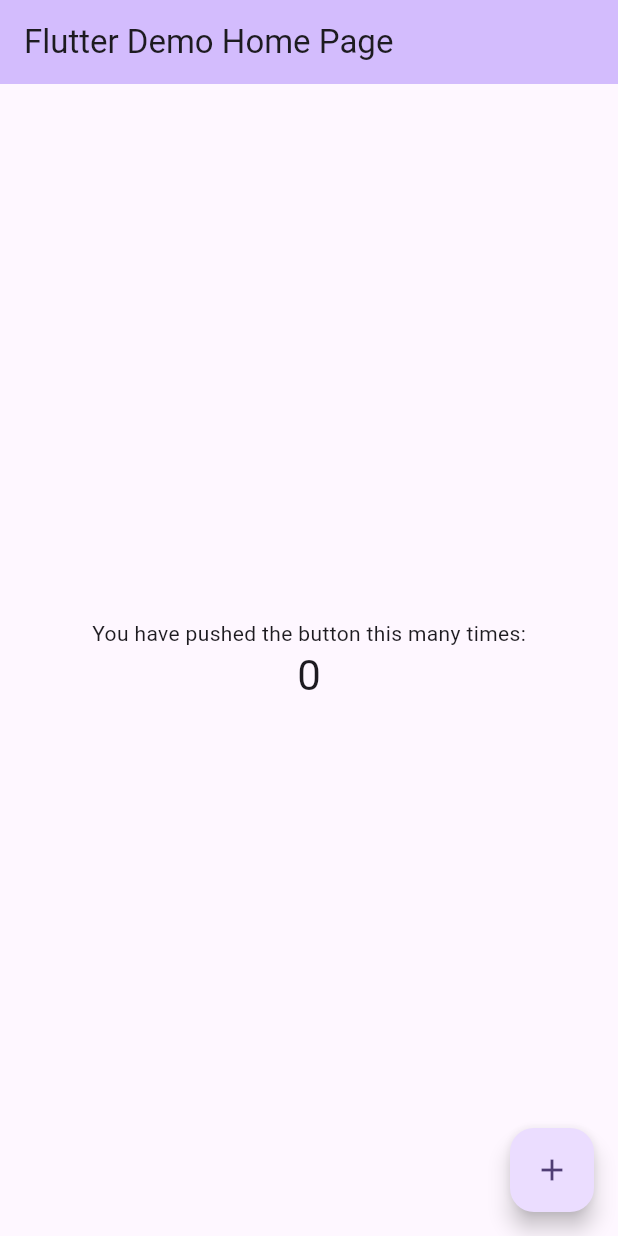
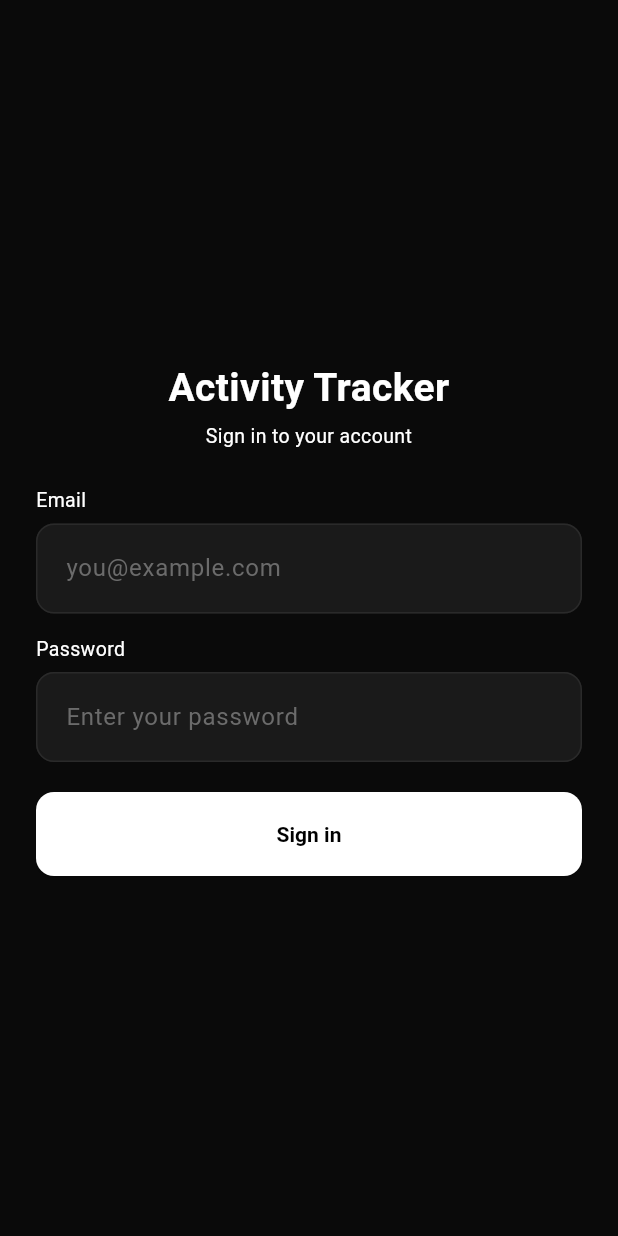
Before and after one commit to Uassist-ME/activity-tracker, a Flutter app: the screen it shows after launch, on a phone screen of 412 x 824 dp. Run offline on Flutter 3.47's test engine with Material 3 defaults, Android fonts, the phone set to English and light mode, and no system bars; our stand-ins replace shared_preferences.

Commit message:
feat: add auth feature with login screen and token storage
Co-Authored-By: Claude Opus 4.7 (1M context) <noreply@anthropic.com>

```diff
--- /dev/null
+++ b/lib/core/theme/app_theme.dart
@@ -0,0 +1,74 @@
+import 'package:flutter/material.dart';
+
+class AppTheme {
+  static const _background = Color(0xFF0A0A0A);
+  static const _surface = Color(0xFF1A1A1A);
+  static const _border = Color(0xFF2A2A2A);
+  static const _hint = Color(0xFF6B6B6B);
+  static const _muted = Color(0xFFA0A0A0);
+
+  static Color get background => _background;
+  static Color get surface => _surface;
+  static Color get muted => _muted;
+
+  static ThemeData get dark {
+    const radius = 12.0;
+    final borderSide = const BorderSide(color: _border);
+
+    return ThemeData(
+      useMaterial3: true,
+      brightness: Brightness.dark,
+      scaffoldBackgroundColor: _background,
+      colorScheme: const ColorScheme.dark(
+        surface: _background,
+        primary: Colors.white,
+        onPrimary: Colors.black,
+      ),
+      textTheme: const TextTheme(
+        displayMedium: TextStyle(
+          color: Colors.white,
+          fontSize: 36,
+          fontWeight: FontWeight.w700,
+        ),
+        titleMedium: TextStyle(color: _muted, fontSize: 16),
+        labelLarge: TextStyle(
+          color: Colors.white,
+          fontSize: 16,
+          fontWeight: FontWeight.w500,
+        ),
+      ),
+      inputDecorationTheme: InputDecorationTheme(
+        filled: true,
+        fillColor: _surface,
+        hintStyle: const TextStyle(color: _hint),
+        contentPadding: const EdgeInsets.symmetric(
+          horizontal: 16,
+          vertical: 18,
+        ),
+        border: OutlineInputBorder(
+          borderRadius: BorderRadius.circular(radius),
+          borderSide: borderSide,
+        ),
+        enabledBorder: OutlineInputBorder(
+          borderRadius: BorderRadius.circular(radius),
+          borderSide: borderSide,
+        ),
+        focusedBorder: OutlineInputBorder(
+          borderRadius: BorderRadius.circular(radius),
+          borderSide: const BorderSide(color: Colors.white54),
+        ),
+      ),
+      elevatedButtonTheme: ElevatedButtonThemeData(
+        style: ElevatedButton.styleFrom(
+          backgroundColor: Colors.white,
+          foregroundColor: Colors.black,
+          minimumSize: const Size.fromHeight(56),
+          textStyle: const TextStyle(fontSize: 16, fontWeight: FontWeight.w600),
+          shape: RoundedRectangleBorder(
+            borderRadius: BorderRadius.circular(radius),
+          ),
+        ),
+      ),
+    );
+  }
+}
--- /dev/null
+++ b/lib/features/auth/data/auth_api.dart
@@ -0,0 +1,70 @@
+import 'dart:convert';
+
+import 'package:http/http.dart' as http;
+
+import 'package:activity_tracker/core/config/env.dart';
+
+sealed class LoginResult {
+  const LoginResult();
+}
+
+class LoginSuccess extends LoginResult {
+  final String token;
+  const LoginSuccess(this.token);
+}
+
+class LoginInvalidCredentials extends LoginResult {
+  const LoginInvalidCredentials();
+}
+
+class LoginError extends LoginResult {
+  final String message;
+  const LoginError(this.message);
+}
+
+class AuthApi {
+  final http.Client _client;
+
+  AuthApi({http.Client? client}) : _client = client ?? http.Client();
+
+  Future<LoginResult> login({
+    required String email,
+    required String password,
+  }) async {
+    final uri = Uri.parse('${Env.apiUrl}/auth/login');
+
+    try {
+      final response = await _client.post(
+        uri,
+        headers: const {'Content-Type': 'application/json'},
+        body: jsonEncode({'email': email, 'password': password}),
+      );
+
+      if (response.statusCode == 200) {
+        final token = _extractToken(response.body);
+        return LoginSuccess(token);
+      }
+
+      if (response.statusCode == 401) {
+        return const LoginInvalidCredentials();
+      }
+
+      return LoginError('Server returned ${response.statusCode}');
+    } catch (e) {
+      return LoginError(e.toString());
+    }
+  }
+
+  String _extractToken(String body) {
+    try {
+      final decoded = jsonDecode(body);
+      if (decoded is Map<String, dynamic>) {
+        final candidate = decoded['token'] ?? decoded['access_token'];
+        if (candidate is String && candidate.isNotEmpty) return candidate;
+      }
+    } catch (_) {
+      // fall through — keep raw body as placeholder token
+    }
+    return body;
+  }
+}
--- /dev/null
+++ b/lib/features/auth/data/auth_storage.dart
@@ -0,0 +1,20 @@
+import 'package:shared_preferences/shared_preferences.dart';
+
+class AuthStorage {
+  static const _tokenKey = 'auth_token';
+
+  Future<void> saveToken(String token) async {
+    final prefs = await SharedPreferences.getInstance();
+    await prefs.setString(_tokenKey, token);
+  }
+
+  Future<String?> getToken() async {
+    final prefs = await SharedPreferences.getInstance();
+    return prefs.getString(_tokenKey);
+  }
+
+  Future<void> clearToken() async {
+    final prefs = await SharedPreferences.getInstance();
+    await prefs.remove(_tokenKey);
+  }
+}
--- /dev/null
+++ b/lib/features/auth/presentation/login_screen.dart
@@ -0,0 +1,143 @@
+import 'package:flutter/material.dart';
+
+import 'package:activity_tracker/features/auth/data/auth_api.dart';
+import 'package:activity_tracker/features/auth/data/auth_storage.dart';
+import 'package:activity_tracker/features/tracker/presentation/tracker_screen.dart';
+
+class LoginScreen extends StatefulWidget {
+  const LoginScreen({super.key});
+
+  @override
+  State<LoginScreen> createState() => _LoginScreenState();
+}
+
+class _LoginScreenState extends State<LoginScreen> {
+  final _email = TextEditingController();
+  final _password = TextEditingController();
+  final _auth = AuthApi();
+  final _storage = AuthStorage();
+
+  String? _errorText;
+  bool _loading = false;
+
+  @override
+  void dispose() {
+    _email.dispose();
+    _password.dispose();
+    super.dispose();
+  }
+
+  Future<void> _submit() async {
+    if (_loading) return;
+
+    setState(() {
+      _loading = true;
+      _errorText = null;
+    });
+
+    final result = await _auth.login(
+      email: _email.text.trim(),
+      password: _password.text,
+    );
+
+    if (!mounted) return;
+
+    switch (result) {
+      case LoginSuccess(:final token):
+        await _storage.saveToken(token);
+        if (!mounted) return;
+        Navigator.of(context).pushReplacement(
+          MaterialPageRoute(builder: (_) => const TrackerScreen()),
+        );
+      case LoginInvalidCredentials():
+        setState(() {
+          _loading = false;
+          _errorText = 'Invalid credentials';
+        });
+      case LoginError():
+        setState(() {
+          _loading = false;
+          _errorText = 'Something went wrong. Try again.';
+        });
+    }
+  }
+
+  @override
+  Widget build(BuildContext context) {
+    return Scaffold(
+      body: Center(
+        child: SingleChildScrollView(
+          padding: const EdgeInsets.symmetric(vertical: 24),
+          child: Padding(
+            padding: const EdgeInsets.symmetric(horizontal: 24),
+            child: Column(
+              mainAxisSize: MainAxisSize.min,
+              crossAxisAlignment: CrossAxisAlignment.stretch,
+              children: [
+                const Text(
+                  'Activity Tracker',
+                  textAlign: TextAlign.center,
+                  style: TextStyle(fontSize: 26, fontWeight: FontWeight.w700),
+                ),
+                const SizedBox(height: 4),
+                const Text(
+                  'Sign in to your account',
+                  textAlign: TextAlign.center,
+                  style: TextStyle(fontSize: 13),
+                ),
+                const SizedBox(height: 24),
+                const Text('Email', style: TextStyle(fontSize: 13)),
+                const SizedBox(height: 6),
+                TextField(
+                  controller: _email,
+                  enabled: !_loading,
+                  keyboardType: TextInputType.emailAddress,
+                  textInputAction: TextInputAction.next,
+                  autofillHints: const [AutofillHints.email],
+                  decoration: const InputDecoration(
+                    hintText: 'you@example.com',
+                  ),
+                ),
+                const SizedBox(height: 14),
+                const Text('Password', style: TextStyle(fontSize: 13)),
+                const SizedBox(height: 6),
+                TextField(
+                  controller: _password,
+                  enabled: !_loading,
+                  obscureText: true,
+                  textInputAction: TextInputAction.done,
+                  autofillHints: const [AutofillHints.password],
+                  onSubmitted: (_) => _submit(),
+                  decoration: const InputDecoration(
+                    hintText: 'Enter your password',
+                  ),
+                ),
+                if (_errorText != null) ...[
+                  const SizedBox(height: 16),
+                  Text(
+                    _errorText!,
+                    style: const TextStyle(color: Colors.redAccent),
+                  ),
+                ],
+                const SizedBox(height: 20),
+                ElevatedButton(
+                  onPressed: _loading ? null : _submit,
+                  child: _loading
+                      ? const SizedBox(
+                          height: 16,
+                          width: 16,
+                          child: CircularProgressIndicator(
+                            strokeWidth: 2,
+                            color: Colors.black,
+                          ),
+                        )
+                      : const Text('Sign in', style: TextStyle(fontSize: 14)),
+                ),
+              ],
+            ),
+          ),
+        ),
+      ),
+    );
+  }
+}
--- a/lib/main.dart
+++ b/lib/main.dart
@@ -1,121 +1,50 @@
 import 'package:flutter/material.dart';
 
+import 'package:activity_tracker/core/theme/app_theme.dart';
+import 'package:activity_tracker/features/auth/data/auth_storage.dart';
+import 'package:activity_tracker/features/auth/presentation/login_screen.dart';
+import 'package:activity_tracker/features/tracker/presentation/tracker_screen.dart';
+
 void main() {
-  runApp(const MyApp());
+  WidgetsFlutterBinding.ensureInitialized();
+  runApp(const ActivityTrackerApp());
 }
 
-class MyApp extends StatelessWidget {
-  const MyApp({super.key});
+class ActivityTrackerApp extends StatefulWidget {
+  const ActivityTrackerApp({super.key});
 
-  // This widget is the root of your application.
   @override
-  Widget build(BuildContext context) {
-    return MaterialApp(
-      title: 'Flutter Demo',
-      theme: ThemeData(
-        // This is the theme of your application.
-        //
-        // TRY THIS: Try running your application with "flutter run". You'll see
-        // the application has a purple toolbar. Then, without quitting the app,
-        // try changing the seedColor in the colorScheme below to Colors.green
-        // and then invoke "hot reload" (save your changes or press the "hot
-        // reload" button in a Flutter-supported IDE, or press "r" if you used
-        // the command line to start the app).
-        //
-        // Notice that the counter didn't reset back to zero; the application
-        // state is not lost during the reload. To reset the state, use hot
-        // restart instead.
-        //
-        // This works for code too, not just values: Most code changes can be
-        // tested with just a hot reload.
-        colorScheme: .fromSeed(seedColor: Colors.deepPurple),
-      ),
-      home: const MyHomePage(title: 'Flutter Demo Home Page'),
-    );
-  }
+  State<ActivityTrackerApp> createState() => _ActivityTrackerAppState();
 }
 
-class MyHomePage extends StatefulWidget {
-  const MyHomePage({super.key, required this.title});
-
-  // This widget is the home page of your application. It is stateful, meaning
-  // that it has a State object (defined below) that contains fields that affect
-  // how it looks.
-
-  // This class is the configuration for the state. It holds the values (in this
-  // case the title) provided by the parent (in this case the App widget) and
-  // used by the build method of the State. Fields in a Widget subclass are
-  // always marked "final".
-
-  final String title;
+class _ActivityTrackerAppState extends State<ActivityTrackerApp> {
+  final _storage = AuthStorage();
+  Future<String?>? _initialToken;
 
   @override
-  State<MyHomePage> createState() => _MyHomePageState();
-}
-
-class _MyHomePageState extends State<MyHomePage> {
-  int _counter = 0;
-
-  void _incrementCounter() {
-    setState(() {
-      // This call to setState tells the Flutter framework that something has
-      // changed in this State, which causes it to rerun the build method below
-      // so that the display can reflect the updated values. If we changed
-      // _counter without calling setState(), then the build method would not be
-      // called again, and so nothing would appear to happen.
-      _counter++;
-    });
+  void initState() {
+    super.initState();
+    _initialToken = _storage.getToken();
   }
 
   @override
   Widget build(BuildContext context) {
-    // This method is rerun every time setState is called, for instance as done
-    // by the _incrementCounter method above.
-    //
-    // The Flutter framework has been optimized to make rerunning build methods
-    // fast, so that you can just rebuild anything that needs updating rather
-    // than having to individually change instances of widgets.
-    return Scaffold(
-      appBar: AppBar(
-        // TRY THIS: Try changing the color here to a specific color (to
-        // Colors.amber, perhaps?) and trigger a hot reload to see the AppBar
-        // change color while the other colors stay the same.
-        backgroundColor: Theme.of(context).colorScheme.inversePrimary,
-        // Here we take the value from the MyHomePage object that was created by
-        // the App.build method, and use it to set our appbar title.
-        title: Text(widget.title),
-      ),
-      body: Center(
-        // Center is a layout widget. It takes a single child and positions it
-        // in the middle of the parent.
-        child: Column(
-          // Column is also a layout widget. It takes a list of children and
-          // arranges them vertically. By default, it sizes itself to fit its
-          // children horizontally, and tries to be as tall as its parent.
-          //
-          // Column has various properties to control how it sizes itself and
-          // how it positions its children. Here we use mainAxisAlignment to
-          // center the children vertically; the main axis here is the vertical
-          // axis because Columns are vertical (the cross axis would be
-          // horizontal).
-          //
-          // TRY THIS: Invoke "debug painting" (choose the "Toggle Debug Paint"
-          // action in the IDE, or press "p" in the console), to see the
-          // wireframe for each widget.
-          mainAxisAlignment: .center,
-          children: [
-            const Text('You have pushed the button this many times:'),
-            Text(
-              '$_counter',
-              style: Theme.of(context).textTheme.headlineMedium,
-            ),
-          ],
-        ),
-      ),
-      floatingActionButton: FloatingActionButton(
-        onPressed: _incrementCounter,
-        tooltip: 'Increment',
-        child: const Icon(Icons.add),
+    return MaterialApp(
+      title: 'Activity Tracker',
+      debugShowCheckedModeBanner: false,
+      theme: AppTheme.dark,
+      home: FutureBuilder<String?>(
+        future: _initialToken,
+        builder: (context, snapshot) {
+          if (snapshot.connectionState != ConnectionState.done) {
+            return const Scaffold();
+          }
+          final token = snapshot.data;
+          if (token == null || token.isEmpty) {
+            return const LoginScreen();
+          }
+          return const TrackerScreen();
+        },
       ),
     );
   }
```
Also changed, not shown: 1 other file.
